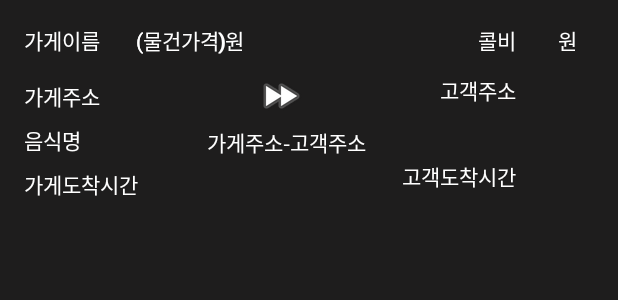
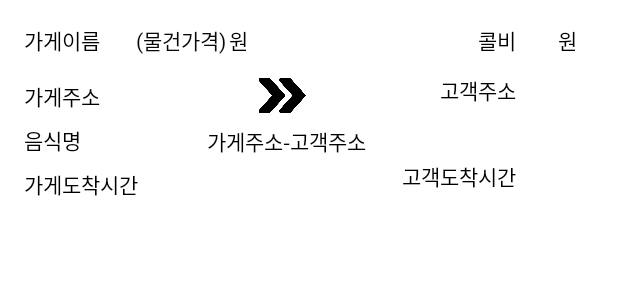
Before and after one commit to kw1178/threego, an Android app: the layout delivery_list.xml on its own in the app's theme, with its tools: preview values and no code run, on a phone screen of 412 x 824 dp. Shown: the top 300 px of the screen. Run offline under Robolectric (Android 15) with nearby library versions, the phone set to English and light mode, and no system bars; network calls fail.

Commit message:
창수시2

```diff
--- a/app/src/main/res/layout/delivery_list.xml
+++ b/app/src/main/res/layout/delivery_list.xml
@@ -4,7 +4,7 @@
     xmlns:tools="http://schemas.android.com/tools"
     android:layout_width="match_parent"
     android:layout_height="match_parent"
-    android:background="#1E1D1D">
+    android:background="#FFFFFF">
 
     <TextView
         android:id="@+id/tv_shop"
@@ -14,7 +14,7 @@
         android:layout_marginLeft="16dp"
         android:layout_marginTop="16dp"
         android:text="가게이름"
-        android:textColor="#FFFFFF"
+        android:textColor="#000000"
         app:layout_constraintStart_toStartOf="parent"
         app:layout_constraintTop_toTopOf="parent" />
 
@@ -25,7 +25,7 @@
         android:layout_marginStart="24dp"
         android:layout_marginLeft="24dp"
         android:text="(물건가격)"
-        android:textColor="#FFFFFF"
+        android:textColor="#070707"
         app:layout_constraintBottom_toBottomOf="@+id/tv_shop"
         app:layout_constraintStart_toEndOf="@+id/tv_shop"
         app:layout_constraintTop_toTopOf="@+id/tv_shop"
@@ -39,7 +39,7 @@
         android:layout_marginLeft="168dp"
         android:layout_marginTop="16dp"
         android:text="콜비"
-        android:textColor="#FFFFFF"
+        android:textColor="#000000"
         app:layout_constraintStart_toEndOf="@+id/tv_allprice"
         app:layout_constraintTop_toTopOf="parent" />
 
@@ -49,7 +49,7 @@
         android:layout_height="wrap_content"
         android:layout_marginTop="12dp"
         android:text="고객주소"
-        android:textColor="#FFFFFF"
+        android:textColor="#000000"
         app:layout_constraintEnd_toEndOf="@+id/tv_call"
         app:layout_constraintTop_toBottomOf="@+id/tv_call" />
 
@@ -59,7 +59,7 @@
         android:layout_height="wrap_content"
         android:layout_marginTop="16dp"
         android:text="가게주소"
-        android:textColor="#FFFFFF"
+        android:textColor="#000000"
         app:layout_constraintStart_toStartOf="@+id/tv_shop"
         app:layout_constraintTop_toBottomOf="@+id/tv_shop" />
 
@@ -71,7 +71,7 @@
         android:layout_marginEnd="168dp"
         android:layout_marginRight="168dp"
         android:text="가게주소-고객주소"
-        android:textColor="#FFFFFF"
+        android:textColor="#000000"
         app:layout_constraintEnd_toEndOf="parent"
         app:layout_constraintTop_toBottomOf="@+id/imageView2" />
 
@@ -81,7 +81,7 @@
         android:layout_height="wrap_content"
         android:layout_marginTop="8dp"
         android:text="가게도착시간"
-        android:textColor="#FFFFFF"
+        android:textColor="#000000"
         app:layout_constraintEnd_toStartOf="@+id/tv_hometime"
         app:layout_constraintHorizontal_bias="0.0"
         app:layout_constraintStart_toStartOf="@+id/tv_shoplocation"
@@ -93,20 +93,20 @@
         android:layout_height="wrap_content"
         android:layout_marginTop="36dp"
         android:text="고객도착시간"
-        android:textColor="#FFFFFF"
+        android:textColor="#000000"
         app:layout_constraintEnd_toEndOf="@+id/tv_c_address"
         app:layout_constraintTop_toBottomOf="@+id/tv_c_address" />
 
     <ImageView
         android:id="@+id/imageView2"
-        android:layout_width="wrap_content"
-        android:layout_height="wrap_content"
+        android:layout_width="36dp"
+        android:layout_height="31dp"
         android:layout_marginTop="48dp"
         app:layout_constraintEnd_toStartOf="@+id/tv_c_address"
-        app:layout_constraintHorizontal_bias="0.538"
+        app:layout_constraintHorizontal_bias="0.541"
         app:layout_constraintStart_toEndOf="@+id/tv_shoplocation"
         app:layout_constraintTop_toTopOf="parent"
-        app:srcCompat="@android:drawable/ic_media_ff" />
+        app:srcCompat="@drawable/fastforward" />
 
     <TextView
         android:id="@+id/tv_food"
@@ -114,7 +114,7 @@
         android:layout_height="wrap_content"
         android:layout_marginTop="8dp"
         android:text="음식명"
-        android:textColor="#FFFFFF"
+        android:textColor="#000000"
         app:layout_constraintStart_toStartOf="@+id/tv_shoplocation"
         app:layout_constraintTop_toBottomOf="@+id/tv_shoplocation" />
 
@@ -122,11 +122,11 @@
         android:id="@+id/textView12"
         android:layout_width="wrap_content"
         android:layout_height="wrap_content"
-        android:layout_marginStart="24dp"
-        android:layout_marginLeft="24dp"
+        android:layout_marginStart="36dp"
+        android:layout_marginLeft="36dp"
         android:layout_marginTop="16dp"
-        android:text="(               )원"
-        android:textColor="#FFFFFF"
+        android:text="               원"
+        android:textColor="#000000"
         app:layout_constraintBottom_toBottomOf="@+id/tv_shop"
         app:layout_constraintStart_toEndOf="@+id/tv_shop"
         app:layout_constraintTop_toTopOf="parent"
@@ -138,7 +138,7 @@
         android:layout_height="wrap_content"
         android:layout_marginTop="16dp"
         android:text="원"
-        android:textColor="#FFFFFF"
+        android:textColor="#000000"
         app:layout_constraintEnd_toEndOf="parent"
         app:layout_constraintStart_toEndOf="@+id/tv_call"
         app:layout_constraintTop_toTopOf="parent" />
--- a/app/src/main/res/menu/navigation_top.xml
+++ b/app/src/main/res/menu/navigation_top.xml
@@ -5,7 +5,8 @@
     <item
         android:id="@+id/menu_new"
         android:actionLayout="@layout/fragment_new"
-        android:title="신규" />
+        android:title="신규"
+        android:visible="true" />
     <item
         android:id="@+id/menu_choice"
         android:actionLayout="@layout/fragment_choice"
```
Also changed, not shown: app/src/main/res/font/font.xml (added, +13 -0 lines), app/src/main/res/layout/activity_login.xml (+22 -18 lines), app/src/main/res/layout/main_navi.xml (+7 -6 lines), app/src/main/res/drawable/fastforward.png (added), 2 other files.
